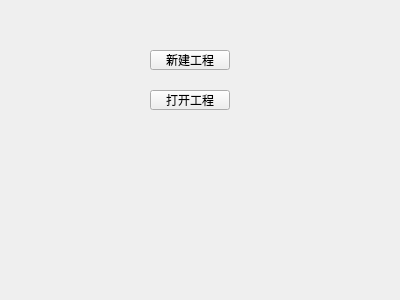
Before: the Qt Designer form source/homepage/project/views/components/leftpanel/leftpanel.ui in pi-pi-cat/0220, drawn with Qt 5.
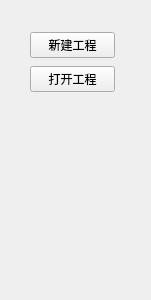
After: the same form once the commit is applied.

```diff
--- a/source/homepage/project/views/components/leftpanel/leftpanel.ui
+++ b/source/homepage/project/views/components/leftpanel/leftpanel.ui
@@ -6,38 +6,38 @@
    <rect>
     <x>0</x>
     <y>0</y>
-    <width>400</width>
+    <width>151</width>
     <height>300</height>
    </rect>
   </property>
   <property name="windowTitle">
    <string>Form</string>
   </property>
-  <widget class="QPushButton" name="pushButton">
+  <widget class="QWidget" name="">
    <property name="geometry">
     <rect>
-     <x>150</x>
-     <y>50</y>
-     <width>80</width>
-     <height>20</height>
+     <x>30</x>
+     <y>30</y>
+     <width>85</width>
+     <height>66</height>
     </rect>
    </property>
+   <layout class="QVBoxLayout" name="verticalLayout">
+    <item>
+     <widget class="QPushButton" name="newProjectButton">
    <property name="text">
     <string>新建工程</string>
    </property>
   </widget>
-  <widget class="QPushButton" name="pushButton_2">
-   <property name="geometry">
-    <rect>
-     <x>150</x>
-     <y>90</y>
-     <width>80</width>
-     <height>20</height>
-    </rect>
-   </property>
+    </item>
+    <item>
+     <widget class="QPushButton" name="openProjectButton">
    <property name="text">
     <string>打开工程</string>
    </property>
+     </widget>
+    </item>
+   </layout>
   </widget>
  </widget>
  <resources/>
```
Lines whose indentation alone changed are shown as unchanged.
